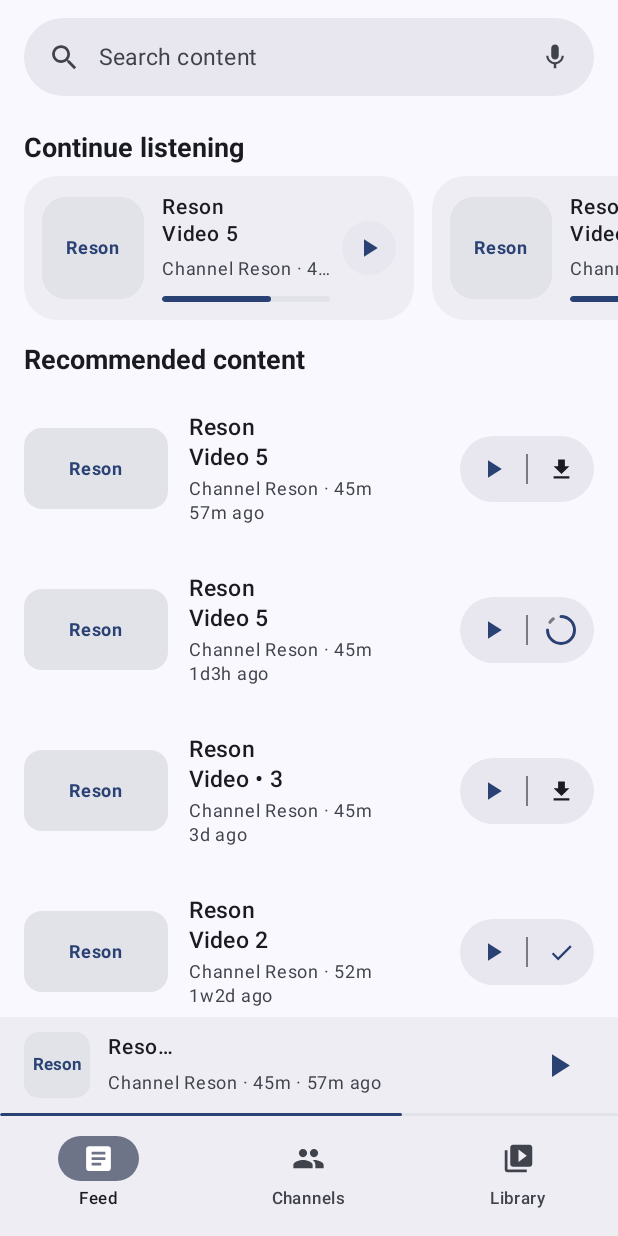
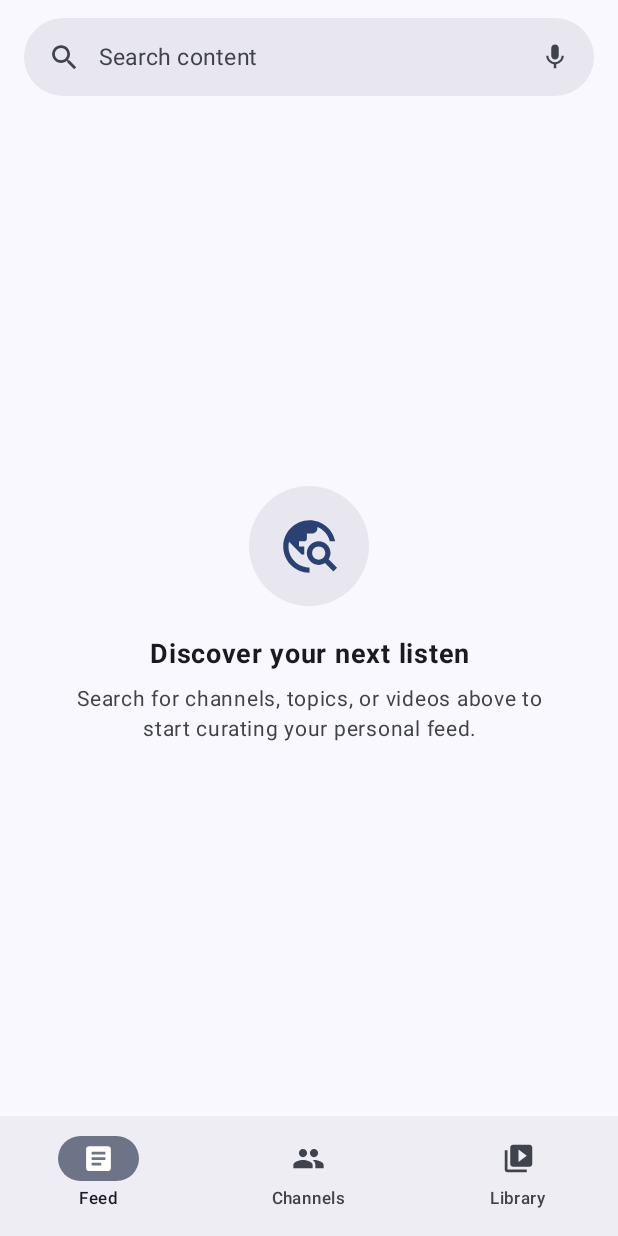
Before and after one commit to amatsagu/reson, an Android app built with Jetpack Compose: the screen it shows after launch (MainActivity), on a phone screen of 412 x 824 dp. Run offline under Robolectric (Android 15) with nearby library versions, the phone set to English and light mode, and no system bars; libraries missing offline, so code that uses them is left out: com.yausername.ffmpeg, com.yausername.youtubedl_android; 5 statements that could not run were skipped.

Commit message:
feat: add placeholder state when feed section is empty or new

```diff
--- a/app/src/main/java/com/amatsagu/reson/MainActivity.kt
+++ b/app/src/main/java/com/amatsagu/reson/MainActivity.kt
@@ -7,6 +7,7 @@ import androidx.activity.enableEdgeToEdge
 import androidx.activity.viewModels
 import androidx.compose.foundation.background
 import androidx.compose.foundation.layout.Arrangement
+import androidx.compose.foundation.clickable
 import androidx.compose.foundation.layout.Box
 import androidx.compose.foundation.layout.Column
 import androidx.compose.foundation.layout.PaddingValues
@@ -16,19 +17,27 @@ import androidx.compose.foundation.layout.fillMaxSize
 import androidx.compose.foundation.layout.fillMaxWidth
 import androidx.compose.foundation.layout.height
 import androidx.compose.foundation.layout.padding
+import androidx.compose.foundation.layout.size
 import androidx.compose.foundation.lazy.LazyColumn
 import androidx.compose.foundation.lazy.items
+import androidx.compose.foundation.shape.CircleShape
+import androidx.compose.material.icons.Icons
+import androidx.compose.material.icons.outlined.TravelExplore
 import androidx.compose.material3.Card
 import androidx.compose.material3.CardDefaults
+import androidx.compose.material3.Icon
 import androidx.compose.material3.MaterialTheme
 import androidx.compose.material3.OutlinedButton
 import androidx.compose.material3.Scaffold
 import androidx.compose.material3.Text
 import androidx.compose.runtime.Composable
 import androidx.compose.runtime.getValue
+import androidx.compose.ui.Alignment
 import androidx.compose.ui.Modifier
+import androidx.compose.ui.draw.clip
 import androidx.compose.ui.res.stringResource
 import androidx.compose.ui.text.font.FontWeight
+import androidx.compose.ui.text.style.TextAlign
 import androidx.compose.ui.unit.dp
 import androidx.compose.ui.unit.sp
 import androidx.lifecycle.compose.collectAsStateWithLifecycle
@@ -160,29 +169,52 @@ fun FeedScreen(
     onDownloadVideo: (Video) -> Unit,
     contentPadding: PaddingValues,
 ) {
-    LazyColumn(
+    val hasContent = uiState.continueVideos.isNotEmpty() || uiState.feedVideos.isNotEmpty()
+
+    Column(
         modifier = Modifier
             .fillMaxSize()
-            .padding(contentPadding),
-        contentPadding = PaddingValues(vertical = 12.dp),
-        verticalArrangement = Arrangement.spacedBy(16.dp)
+            .padding(contentPadding)
     ) {
-        item(key = "search_bar", contentType = "search") {
-            Box(modifier = Modifier.padding(horizontal = 16.dp)) {
+        // Search bar pill stays pinned at the top
+        Box(
+            modifier = Modifier
+                .fillMaxWidth()
+                .padding(horizontal = 16.dp, vertical = 12.dp)
+        ) {
             SearchPillBar(
                 query = "",
                 onClick = onSearchClick
             )
         }
-        }
 
+        if (!hasContent) {
+            // Friendly centered empty state encouraging user to search
+            EmptyFeedState(
+                onSearchClick = onSearchClick,
+                modifier = Modifier
+                    .fillMaxWidth()
+                    .weight(1f)
+                    .padding(horizontal = 32.dp)
+            )
+        } else {
+            LazyColumn(
+                modifier = Modifier
+                    .fillMaxWidth()
+                    .weight(1f),
+                contentPadding = PaddingValues(bottom = 16.dp),
+                verticalArrangement = Arrangement.spacedBy(16.dp)
+            ) {
+                if (uiState.continueVideos.isNotEmpty()) {
                     item(key = "continue_section", contentType = "continue") {
                         ContinueSection(
                             videos = uiState.continueVideos,
                             onPlayClick = onPlayVideo
                         )
                     }
+                }
 
+                if (uiState.feedVideos.isNotEmpty()) {
                     item(key = "recommended_header", contentType = "header") {
                         AdaptiveSectionHeader(
                             fullTitle = stringResource(R.string.section_recommended_content),
@@ -204,6 +236,62 @@ fun FeedScreen(
                             )
                         }
                     }
+                }
+            }
+        }
+    }
+}
+
+/**
+ * Friendly empty state displayed when neither continue watching nor recommended items are present.
+ * Encourages the user to start searching and discovering content.
+ */
+@Composable
+fun EmptyFeedState(
+    onSearchClick: () -> Unit,
+    modifier: Modifier = Modifier,
+) {
+    Column(
+        modifier = modifier,
+        horizontalAlignment = Alignment.CenterHorizontally,
+        verticalArrangement = Arrangement.Center
+    ) {
+        Box(
+            modifier = Modifier
+                .size(80.dp)
+                .clip(CircleShape)
+                .background(MaterialTheme.colorScheme.surfaceContainerHigh)
+                .clickable(onClick = onSearchClick),
+            contentAlignment = Alignment.Center
+        ) {
+            Icon(
+                imageVector = Icons.Outlined.TravelExplore,
+                contentDescription = null,
+                tint = MaterialTheme.colorScheme.primary,
+                modifier = Modifier.size(42.dp)
+            )
+        }
+
+        Spacer(modifier = Modifier.height(20.dp))
+
+        Text(
+            text = stringResource(R.string.feed_empty_title),
+            fontSize = 18.sp,
+            fontWeight = FontWeight.Bold,
+            color = MaterialTheme.colorScheme.onSurface,
+            textAlign = TextAlign.Center
+        )
+
+        Spacer(modifier = Modifier.height(8.dp))
+
+        Text(
+            text = stringResource(R.string.feed_empty_description),
+            fontSize = 14.sp,
+            color = MaterialTheme.colorScheme.onSurfaceVariant,
+            textAlign = TextAlign.Center,
+            lineHeight = 20.sp,
+            modifier = Modifier.padding(horizontal = 16.dp)
+        )
     }
 }
 
@@ -319,9 +407,32 @@ fun LibraryScreen(
     }
 }
 
-@androidx.compose.ui.tooling.preview.Preview(showBackground = true)
+@androidx.compose.ui.tooling.preview.Preview(name = "Empty Feed (Fresh Start)", showBackground = true)
 @Composable
-fun ResonFeedPreview() {
+fun ResonFeedEmptyPreview() {
+    ResonTheme(dynamicColor = true) {
+        Box(
+            modifier = Modifier
+                .fillMaxSize()
+                .background(MaterialTheme.colorScheme.background)
+        ) {
+            FeedScreen(
+                uiState = MainUiState(
+                    continueVideos = emptyList(),
+                    feedVideos = emptyList()
+                ),
+                onSearchClick = {},
+                onPlayVideo = {},
+                onDownloadVideo = {},
+                contentPadding = PaddingValues(0.dp)
+            )
+        }
+    }
+}
+
+@androidx.compose.ui.tooling.preview.Preview(name = "Populated Feed", showBackground = true)
+@Composable
+fun ResonFeedWithContentPreview() {
     ResonTheme(dynamicColor = true) {
         Box(
             modifier = Modifier
@@ -333,45 +444,45 @@ fun ResonFeedPreview() {
                     continueVideos = listOf(
                         Video(
                             id = "c1",
-                            title = "Reson\nVideo 5",
-                            channelTitle = "Channel Reson",
+                            title = "Designing the Future of Mobile Audio",
+                            channelTitle = "Reson Studio",
                             durationText = "45m",
                             releaseDateText = "57m ago",
-                            playbackProgress = 0.65f
+                            playbackProgress = 0.65f,
                         ),
                         Video(
                             id = "c2",
-                            title = "Reson\nVideo 4",
-                            channelTitle = "Channel Reson",
-                            durationText = "45m",
+                            title = "Why Clean Architecture Actually Matters",
+                            channelTitle = "Software Crafts",
+                            durationText = "38m",
                             releaseDateText = "1d3h ago",
-                            playbackProgress = 0.35f
-                        )
+                            playbackProgress = 0.35f,
+                        ),
                     ),
                     feedVideos = listOf(
                         Video(
-                            id = "e5",
-                            title = "Reson\nVideo 5",
-                            channelTitle = "Channel Reson",
-                            durationText = "45m",
-                            releaseDateText = "57m ago"
+                            id = "e1",
+                            title = "Deep Dive into Local AI & Neural Engines",
+                            channelTitle = "Latent Space",
+                            durationText = "42m",
+                            releaseDateText = "2d ago",
                         ),
                         Video(
-                            id = "e5_2",
-                            title = "Reson\nVideo 5",
-                            channelTitle = "Channel Reson",
-                            durationText = "45m",
-                            releaseDateText = "1d3h ago",
-                            downloadProgress = 0.75f
+                            id = "e2",
+                            title = "Building Reson: The Journey to Offline Audio",
+                            channelTitle = "Reson Engineering",
+                            durationText = "34m",
+                            releaseDateText = "4d ago",
+                            downloadProgress = 0.75f,
                         ),
                         Video(
                             id = "e3",
-                            title = "Reson\nVideo • 3",
-                            channelTitle = "Channel Reson",
-                            durationText = "45m",
-                            releaseDateText = "3d ago"
-                        )
-                    )
+                            title = "The Architecture of Modern Kotlin & Compose",
+                            channelTitle = "Android Developers",
+                            durationText = "28m",
+                            releaseDateText = "1w ago",
+                        ),
+                    ),
                 ),
                 onSearchClick = {},
                 onPlayVideo = {},
--- a/app/src/main/java/com/amatsagu/reson/MainViewModel.kt
+++ b/app/src/main/java/com/amatsagu/reson/MainViewModel.kt
@@ -357,74 +357,15 @@ class MainViewModel(application: Application) : AndroidViewModel(application) {
     }
 
     /**
-     * Seeds initial feed and continue items matching the design mockup.
+     * Fresh startup state: both continue listening and recommended feeds start empty
+     * until the user searches, follows channels, or plays content.
      */
     private fun loadDefaultContent() {
-        val continueList = listOf(
-            Video(
-                id = "mock_c1",
-                title = "Reson\nVideo 5",
-                channelTitle = "Channel Reson",
-                durationText = "45m",
-                durationSeconds = 2700,
-                releaseDateText = "57m ago",
-                playbackProgress = 0.65f
-            ),
-            Video(
-                id = "mock_c2",
-                title = "Reson\nVideo 4",
-                channelTitle = "Channel Reson",
-                durationText = "45m",
-                durationSeconds = 2700,
-                releaseDateText = "1d3h ago",
-                playbackProgress = 0.35f
-            )
-        )
-
-        val feedList = listOf(
-            Video(
-                id = "mock_e5",
-                title = "Reson\nVideo 5",
-                channelTitle = "Channel Reson",
-                durationText = "45m",
-                durationSeconds = 2700,
-                releaseDateText = "57m ago",
-                isDownloaded = false
-            ),
-            Video(
-                id = "mock_e4",
-                title = "Reson\nVideo 5",
-                channelTitle = "Channel Reson",
-                durationText = "45m",
-                durationSeconds = 2700,
-                releaseDateText = "1d3h ago",
-                downloadProgress = 0.75f
-            ),
-            Video(
-                id = "mock_e3",
-                title = "Reson\nVideo • 3",
-                channelTitle = "Channel Reson",
-                durationText = "45m",
-                durationSeconds = 2700,
-                releaseDateText = "3d ago",
-                isDownloaded = false
-            ),
-            Video(
-                id = "mock_e2",
-                title = "Reson\nVideo 2",
-                channelTitle = "Channel Reson",
-                durationText = "52m",
-                durationSeconds = 3120,
-                releaseDateText = "1w2d ago",
-                isDownloaded = true
-            )
-        )
-
         _uiState.update {
             it.copy(
-                continueVideos = continueList,
-                feedVideos = feedList,
-                currentPlayingVideo = continueList.first()
+                continueVideos = emptyList(),
+                feedVideos = emptyList(),
+                currentPlayingVideo = null,
             )
         }
     }
--- a/app/src/main/res/values/strings.xml
+++ b/app/src/main/res/values/strings.xml
@@ -38,6 +38,10 @@
     <string name="search_empty_hint">Search videos, channels or paste links</string>
     <string name="search_failed">Search failed: %1$s</string>
 
+    <!-- Feed Empty State -->
+    <string name="feed_empty_title">Discover your next listen</string>
+    <string name="feed_empty_description">Search for channels, topics, or videos above to start curating your personal feed.</string>
+
     <!-- App Startup & Loading Status -->
     <string name="loading_starting_engine">Starting up…</string>
     <string name="loading_connecting_engine">Connecting…</string>
```
Lines whose indentation alone changed are shown as unchanged.
